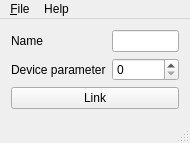
This is appskeleton/mainwindow.ui in labstreaminglayer/AppTemplate_cpp_qt as Qt 5 draws it before an edit. The edited form follows.
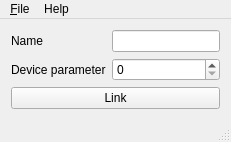
This is the edited form.

What changed in the file:
```diff
--- a/appskeleton/mainwindow.ui
+++ b/appskeleton/mainwindow.ui
@@ -2,14 +2,6 @@
 <ui version="4.0">
  <class>MainWindow</class>
  <widget class="QMainWindow" name="MainWindow">
-  <property name="geometry">
-   <rect>
-    <x>0</x>
-    <y>0</y>
-    <width>190</width>
-    <height>143</height>
-   </rect>
-  </property>
   <property name="windowTitle">
    <string>BestPracticesGUI Connector</string>
   </property>
@@ -59,7 +51,7 @@
     <rect>
      <x>0</x>
      <y>0</y>
-     <width>190</width>
+     <width>262</width>
      <height>30</height>
     </rect>
    </property>
```
Left out of the diff: 8 changed lines with no effect on the pictures.
